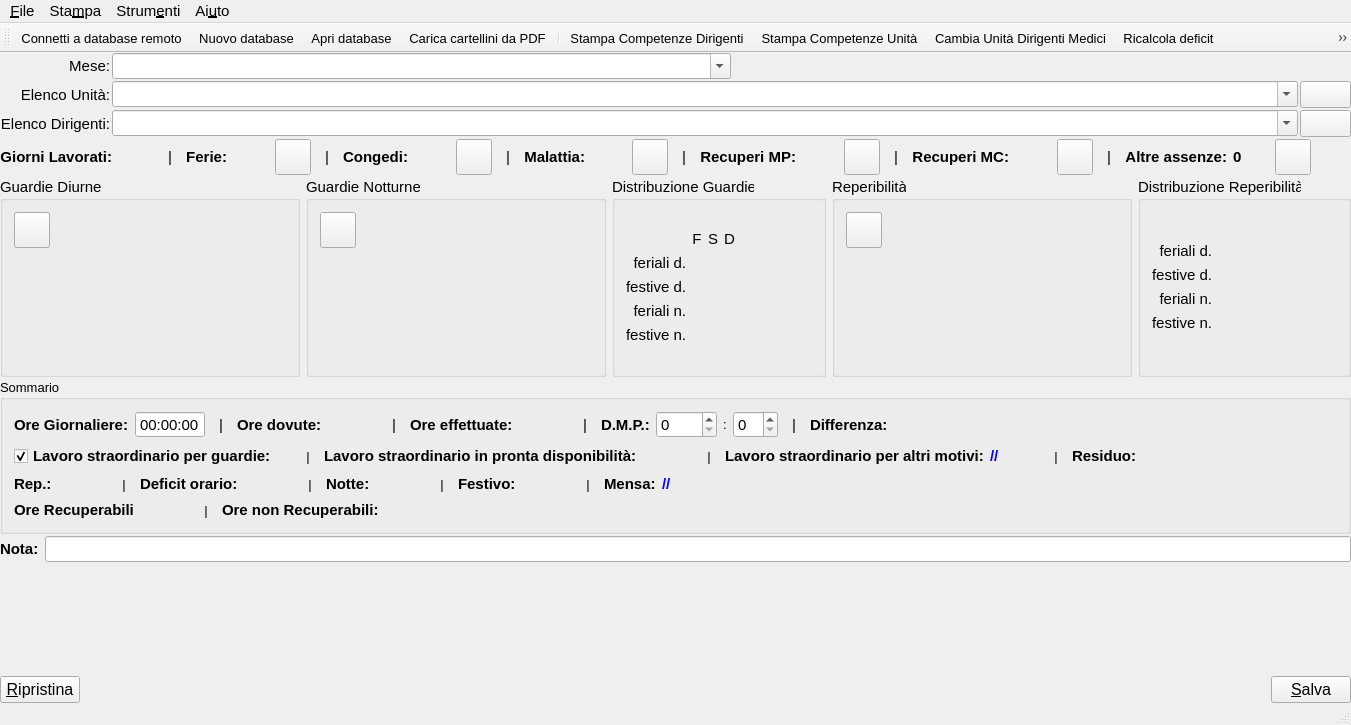
This is mainwindow.ui in gcala/GestioneCompetenzeMedici as Qt 5 draws it before an edit. The edited form follows.
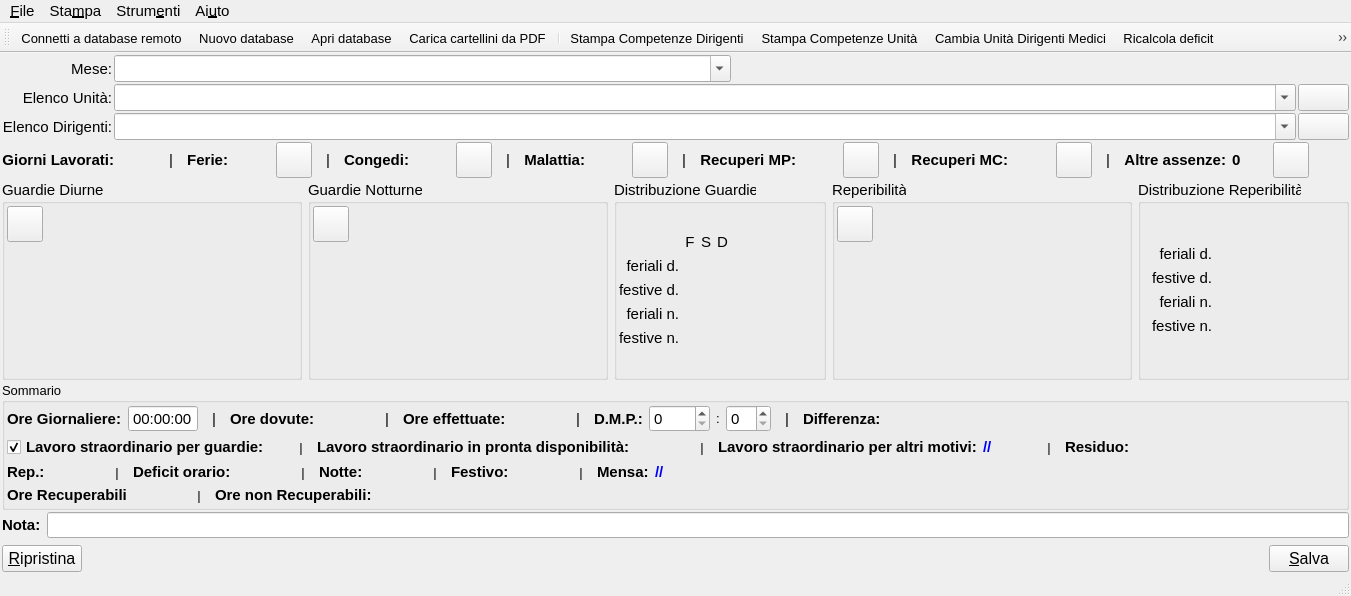
This is the edited form. Icons and pictures are not drawn. Custom widgets are drawn as their Qt base class.

Patch:
```diff
--- a/mainwindow.ui
+++ b/mainwindow.ui
@@ -7,7 +7,7 @@
     <x>0</x>
     <y>0</y>
     <width>1351</width>
-    <height>725</height>
+    <height>596</height>
    </rect>
   </property>
   <property name="windowTitle">
@@ -55,16 +55,16 @@
         <number>2</number>
        </property>
        <property name="leftMargin">
-        <number>0</number>
+        <number>2</number>
        </property>
        <property name="topMargin">
-        <number>0</number>
+        <number>2</number>
        </property>
        <property name="rightMargin">
-        <number>0</number>
+        <number>2</number>
        </property>
        <property name="bottomMargin">
-        <number>0</number>
+        <number>2</number>
        </property>
        <item>
         <layout class="QGridLayout" name="gridLayout">
@@ -100,11 +100,6 @@
              <verstretch>0</verstretch>
             </sizepolicy>
            </property>
-           <property name="font">
-            <font>
-             <pointsize>11</pointsize>
-            </font>
-           </property>
            <property name="toolTip">
             <string>Elenco Cartellini</string>
            </property>
@@ -160,11 +155,6 @@
                <verstretch>0</verstretch>
               </sizepolicy>
              </property>
-             <property name="font">
-              <font>
-               <pointsize>11</pointsize>
-              </font>
-             </property>
              <property name="toolTip">
               <string>Elenco Unità Operative</string>
              </property>
@@ -220,11 +210,6 @@
                <verstretch>0</verstretch>
               </sizepolicy>
              </property>
-             <property name="font">
-              <font>
-               <pointsize>11</pointsize>
-              </font>
-             </property>
              <property name="toolTip">
               <string>Elenco Dirigenti Medici</string>
              </property>
@@ -867,6 +852,21 @@
             <string>Guardie Diurne</string>
            </property>
            <layout class="QHBoxLayout" name="horizontalLayout_10">
+            <property name="spacing">
+             <number>2</number>
+            </property>
+            <property name="leftMargin">
+             <number>2</number>
+            </property>
+            <property name="topMargin">
+             <number>2</number>
+            </property>
+            <property name="rightMargin">
+             <number>2</number>
+            </property>
+            <property name="bottomMargin">
+             <number>2</number>
+            </property>
             <item>
              <layout class="QVBoxLayout" name="verticalLayout_11">
               <item>
@@ -952,6 +952,21 @@
             <string>Guardie Notturne</string>
            </property>
            <layout class="QHBoxLayout" name="horizontalLayout_11">
+            <property name="spacing">
+             <number>2</number>
+            </property>
+            <property name="leftMargin">
+             <number>2</number>
+            </property>
+            <property name="topMargin">
+             <number>2</number>
+            </property>
+            <property name="rightMargin">
+             <number>2</number>
+            </property>
+            <property name="bottomMargin">
+             <number>2</number>
+            </property>
             <item>
              <layout class="QVBoxLayout" name="verticalLayout_13">
               <item>
@@ -1025,6 +1040,21 @@
             <string>Distribuzione Guardie</string>
            </property>
            <layout class="QHBoxLayout" name="horizontalLayout_14">
+            <property name="spacing">
+             <number>2</number>
+            </property>
+            <property name="leftMargin">
+             <number>2</number>
+            </property>
+            <property name="topMargin">
+             <number>2</number>
+            </property>
+            <property name="rightMargin">
+             <number>2</number>
+            </property>
+            <property name="bottomMargin">
+             <number>2</number>
+            </property>
             <item>
              <layout class="QVBoxLayout" name="verticalLayout_14">
               <item>
@@ -1519,6 +1549,21 @@
             <string>Reperibilità</string>
            </property>
            <layout class="QHBoxLayout" name="horizontalLayout_18">
+            <property name="spacing">
+             <number>2</number>
+            </property>
+            <property name="leftMargin">
+             <number>2</number>
+            </property>
+            <property name="topMargin">
+             <number>2</number>
+            </property>
+            <property name="rightMargin">
+             <number>2</number>
+            </property>
+            <property name="bottomMargin">
+             <number>2</number>
+            </property>
             <item>
              <layout class="QVBoxLayout" name="verticalLayout_15">
               <item>
@@ -1898,6 +1943,21 @@
           <string>Sommario</string>
          </property>
          <layout class="QVBoxLayout" name="verticalLayout_7">
+          <property name="spacing">
+           <number>3</number>
+          </property>
+          <property name="leftMargin">
+           <number>2</number>
+          </property>
+          <property name="topMargin">
+           <number>2</number>
+          </property>
+          <property name="rightMargin">
+           <number>2</number>
+          </property>
+          <property name="bottomMargin">
+           <number>2</number>
+          </property>
           <item>
            <layout class="QHBoxLayout" name="horizontalLayout_15">
             <item>
@@ -2351,7 +2411,7 @@
              <widget class="QLabel" name="residuoLabel">
               <property name="minimumSize">
                <size>
-                <width>50</width>
+                <width>60</width>
                 <height>0</height>
                </size>
               </property>
```
Left out of the diff: 2 changed lines with no effect on the pictures.
